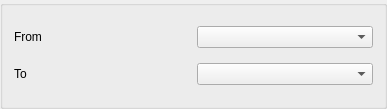
This is viewer_widget/viewer/panels/clogfilterpanel/rangewidget.ui in verbkinm/WTF_Viewer as Qt 5 draws it before an edit. The edited form follows.
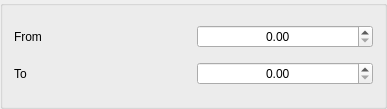
This is the edited form.

The edit to the form file:
```diff
--- a/viewer_widget/viewer/panels/clogfilterpanel/rangewidget.ui
+++ b/viewer_widget/viewer/panels/clogfilterpanel/rangewidget.ui
@@ -57,12 +57,6 @@
         </property>
        </widget>
       </item>
-      <item row="2" column="1">
-       <widget class="QComboBox" name="rangeEnd"/>
-      </item>
-      <item row="1" column="1">
-       <widget class="QComboBox" name="rangeBegin"/>
-      </item>
       <item row="1" column="0">
        <widget class="QLabel" name="label_from">
         <property name="text">
@@ -73,6 +67,23 @@
         </property>
        </widget>
       </item>
+      <item row="1" column="1">
+       <widget class="QDoubleSpinBox" name="rangeBegin">
+        <property name="alignment">
+         <set>Qt::AlignCenter</set>
+        </property>
+        <property name="maximum">
+         <double>99.000000000000000</double>
+        </property>
+       </widget>
+      </item>
+      <item row="2" column="1">
+       <widget class="QDoubleSpinBox" name="rangeEnd">
+        <property name="alignment">
+         <set>Qt::AlignCenter</set>
+        </property>
+       </widget>
+      </item>
      </layout>
     </widget>
    </item>
```
Left out of the diff: 2 changed lines with no effect on the pictures.
